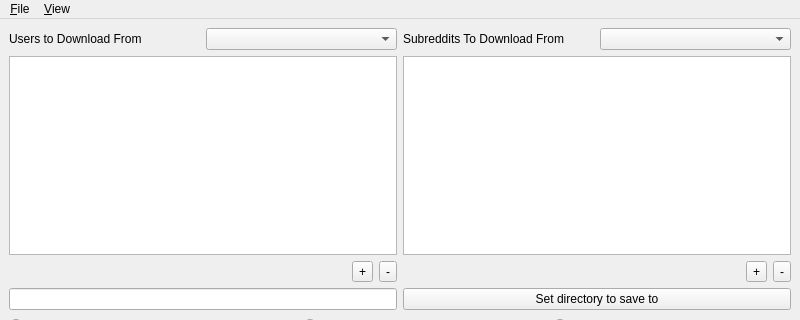
Above: redditScraper.ui from NSchrading/redditDataExtractor before the change; both pictures show x 0 to 800 and y 0 to 320 of the 800 by 600 pixel window. Below: the same form after it.
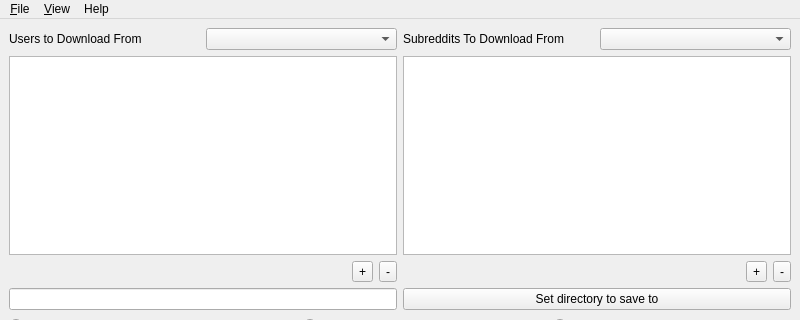
That is the form after the change.

Diff of the .ui file:
```diff
--- a/redditScraper.ui
+++ b/redditScraper.ui
@@ -247,8 +247,15 @@
     <addaction name="actionDownloaded_Reddit_User_Posts"/>
     <addaction name="actionDownloaded_Subreddit_Posts"/>
    </widget>
+   <widget class="QMenu" name="menuHelp">
+    <property name="title">
+     <string>Help</string>
+    </property>
+    <addaction name="actionAbout"/>
+   </widget>
    <addaction name="menuType"/>
    <addaction name="menuView"/>
+   <addaction name="menuHelp"/>
   </widget>
   <widget class="QStatusBar" name="statusbar"/>
   <action name="actionExit">
```
Left out of the diff: 252 changed lines with no effect on the pictures.
